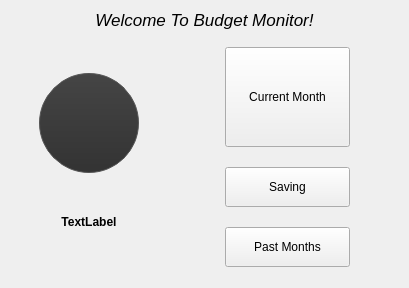
The window that ui/mainwindow.ui (NFBaeza/Budget-Monitor) describes before a commit, drawn with Qt 5.
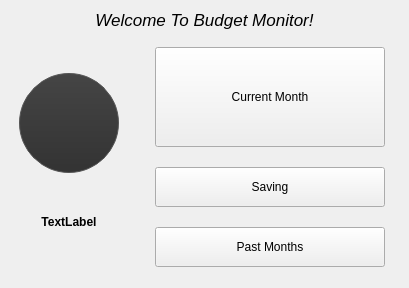
The same window after the commit. Icons and pictures are not drawn.

What changed in the file:
```diff
--- a/ui/mainwindow.ui
+++ b/ui/mainwindow.ui
@@ -29,20 +29,20 @@
    <property name="autoFillBackground">
     <bool>false</bool>
    </property>
-   <layout class="QGridLayout" name="gridLayout" rowstretch="2,0,0" columnstretch="10,1">
+   <layout class="QGridLayout" name="gridLayout" rowstretch="2,0,0" columnstretch="2,4">
     <item row="2" column="1">
      <layout class="QVBoxLayout" name="verticalLayout" stretch="2,1,1">
       <property name="spacing">
        <number>20</number>
       </property>
       <property name="leftMargin">
-       <number>50</number>
+       <number>15</number>
       </property>
       <property name="topMargin">
        <number>10</number>
       </property>
       <property name="rightMargin">
-       <number>50</number>
+       <number>15</number>
       </property>
       <property name="bottomMargin">
        <number>10</number>
@@ -127,10 +127,10 @@
        <enum>QLayout::SizeConstraint::SetDefaultConstraint</enum>
       </property>
       <property name="leftMargin">
-       <number>30</number>
+       <number>10</number>
       </property>
       <property name="rightMargin">
-       <number>30</number>
+       <number>15</number>
       </property>
       <property name="bottomMargin">
        <number>10</number>
```
Left out of the diff: 2 changed lines with no effect on the pictures.
